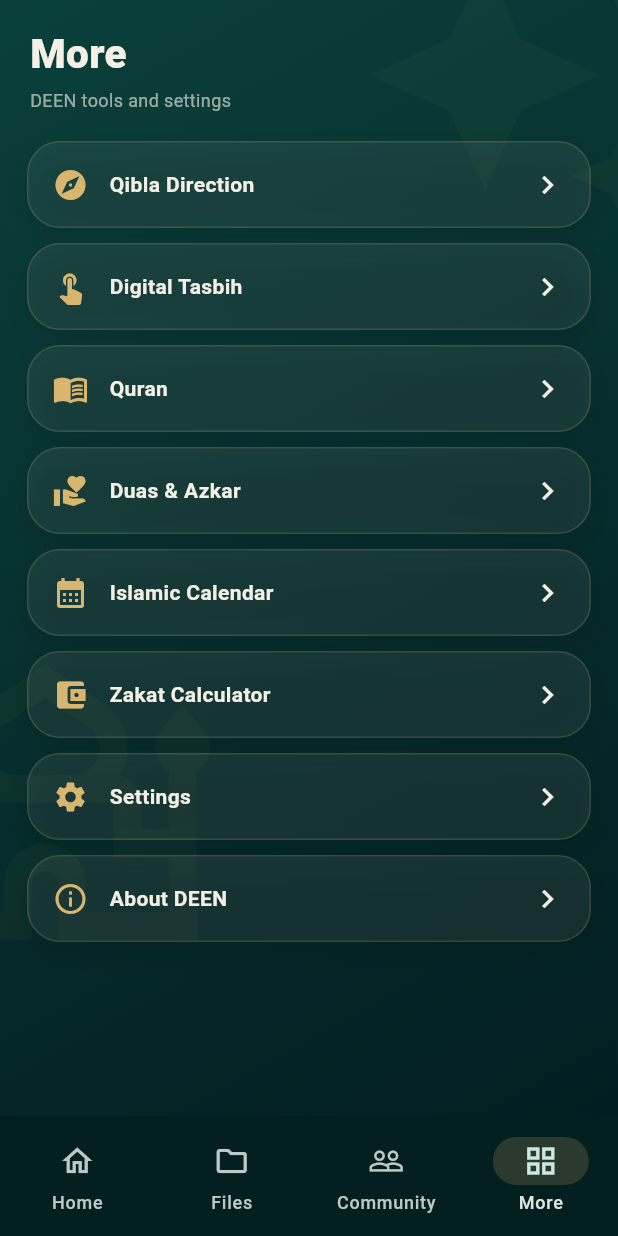
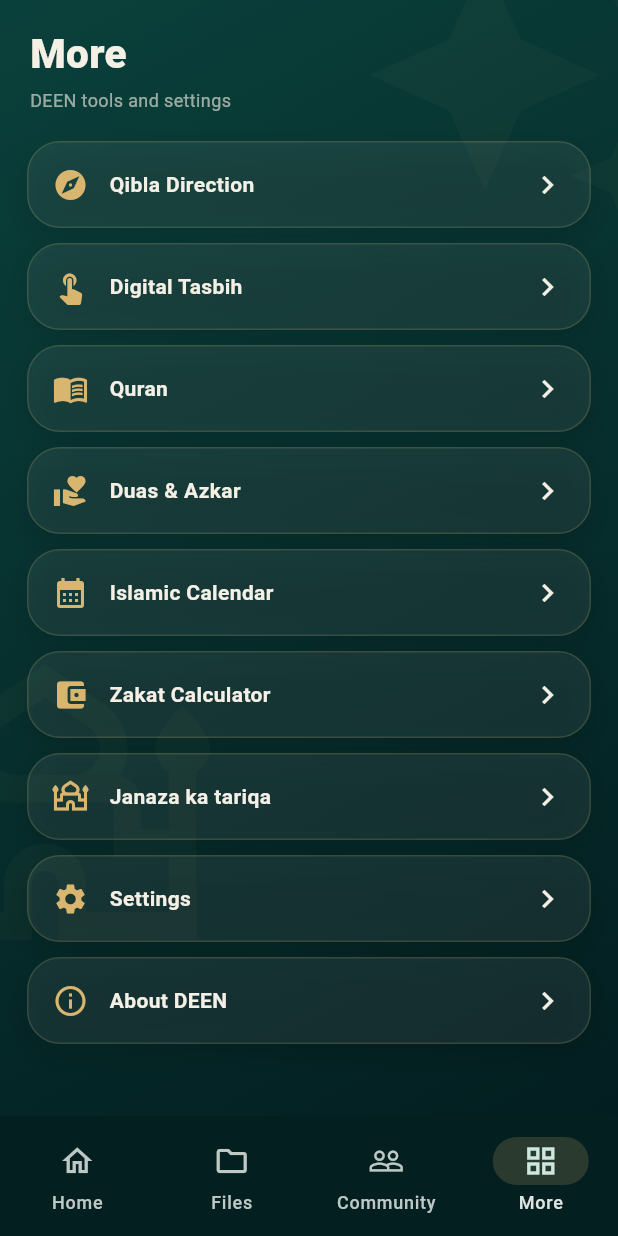
Before and after one commit to ahmad03466784806-star/Deen, a Flutter app: the screen it shows after launch, item 4 of the bottom bar chosen, on a phone screen of 412 x 824 dp. Run offline on Flutter 3.47's test engine with Material 3 defaults, Android fonts, the phone set to English and light mode, and no system bars.

Commit message:
Add Janaza guide entry points to DEEN

```diff
--- a/lib/main.dart
+++ b/lib/main.dart
@@ -1,4 +1,5 @@
 import 'package:flutter/material.dart';
+import 'janaza_page.dart';
 
 void main() => runApp(const DeenApp());
 
@@ -155,6 +156,7 @@ class HomePage extends StatelessWidget {
         QuickTile('Duas', Icons.volunteer_activism, () => Navigator.push(context, MaterialPageRoute(builder: (_) => const SimpleInfoPage(title: 'Duas & Azkar', icon: Icons.volunteer_activism, detail: 'Daily duas and azkar collection.')))),
         QuickTile('Calendar', Icons.calendar_month, () => Navigator.push(context, MaterialPageRoute(builder: (_) => const SimpleInfoPage(title: 'Islamic Calendar', icon: Icons.calendar_month, detail: 'Hijri calendar setup will be added.')))),
         QuickTile('Zakat', Icons.account_balance_wallet_outlined, () => Navigator.push(context, MaterialPageRoute(builder: (_) => const ZakatPage()))),
+        QuickTile('Janaza', Icons.mosque_outlined, () => Navigator.push(context, MaterialPageRoute(builder: (_) => const JanazaPage()))),
       ])),
     ],
   ));
@@ -341,6 +343,7 @@ class MorePage extends StatelessWidget {
       ('Duas & Azkar', Icons.volunteer_activism, const SimpleInfoPage(title: 'Duas & Azkar', icon: Icons.volunteer_activism, detail: 'Daily duas and azkar collection.')),
       ('Islamic Calendar', Icons.calendar_month, const SimpleInfoPage(title: 'Islamic Calendar', icon: Icons.calendar_month, detail: 'Hijri calendar and events.')),
       ('Zakat Calculator', Icons.account_balance_wallet, const ZakatPage()),
+      ('Janaza ka tariqa', Icons.mosque_outlined, const JanazaPage()),
       ('Settings', Icons.settings, const SimpleInfoPage(title: 'Settings', icon: Icons.settings, detail: 'App preferences, language, privacy and notifications.')),
       ('About DEEN', Icons.info_outline, const SimpleInfoPage(title: 'About DEEN', icon: Icons.info_outline, detail: 'Your Islamic Digital World.')),
     ].map((item) => Padding(padding: const EdgeInsets.symmetric(horizontal: 18, vertical: 5), child: DeenCard(
```
